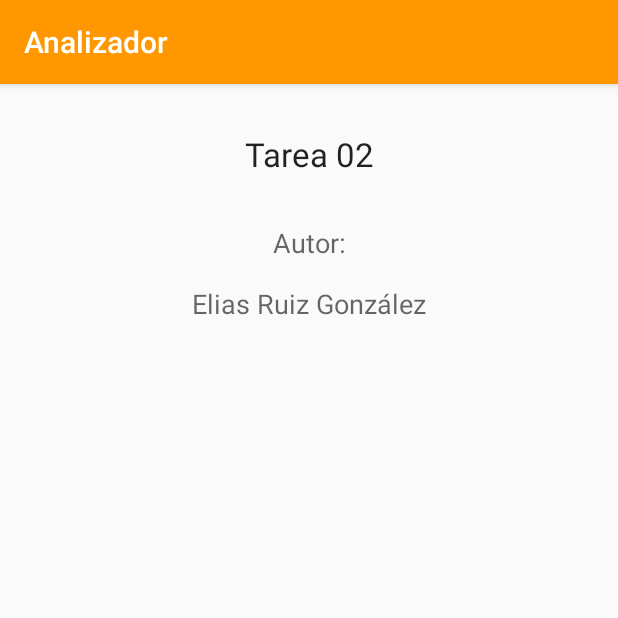
After one commit to ergio2000/Analizador, an Android app: the AboutActivity screen opened directly, with no data from a screen before it, on a phone screen of 412 x 824 dp, the top half of it. The commit adds this screen. Run offline under Robolectric (Android 15) with nearby library versions, the phone set to English and light mode, and no system bars.

Commit message:
ACTIVITY ACERCA DE

```diff
--- /dev/null
+++ b/app/src/main/java/pe/pucp/analizador/AboutActivity.java
@@ -0,0 +1,14 @@
+package pe.pucp.analizador;
+
+import androidx.appcompat.app.AppCompatActivity;
+
+import android.os.Bundle;
+
+public class AboutActivity extends AppCompatActivity {
+
+    @Override
+    protected void onCreate(Bundle savedInstanceState) {
+        super.onCreate(savedInstanceState);
+        setContentView(R.layout.activity_about);
+    }
+}
--- /dev/null
+++ b/app/src/main/res/layout/activity_about.xml
@@ -0,0 +1,53 @@
+<?xml version="1.0" encoding="utf-8"?>
+<androidx.constraintlayout.widget.ConstraintLayout xmlns:android="http://schemas.android.com/apk/res/android"
+    xmlns:app="http://schemas.android.com/apk/res-auto"
+    xmlns:tools="http://schemas.android.com/tools"
+    android:layout_width="match_parent"
+    android:layout_height="match_parent"
+    tools:context=".AboutActivity">
+
+    <androidx.cardview.widget.CardView
+        android:id="@+id/cardView"
+        android:layout_width="409dp"
+        android:layout_height="wrap_content"
+        app:layout_constraintBottom_toBottomOf="parent"
+        app:layout_constraintEnd_toEndOf="parent"
+        app:layout_constraintStart_toStartOf="parent"
+        app:layout_constraintTop_toTopOf="parent">
+
+
+    </androidx.cardview.widget.CardView>
+
+    <TextView
+        android:id="@+id/txtAboTit"
+        android:layout_width="wrap_content"
+        android:layout_height="wrap_content"
+        android:layout_marginTop="32dp"
+        android:text="Tarea 02"
+        android:textAppearance="@style/TextAppearance.AppCompat.Large"
+        app:layout_constraintEnd_toEndOf="parent"
+        app:layout_constraintStart_toStartOf="parent"
+        app:layout_constraintTop_toTopOf="parent" />
+
+    <TextView
+        android:id="@+id/txtAboCap"
+        android:layout_width="wrap_content"
+        android:layout_height="wrap_content"
+        android:layout_marginTop="32dp"
+        android:text="Autor:"
+        android:textAppearance="@style/TextAppearance.AppCompat.Medium"
+        app:layout_constraintEnd_toEndOf="parent"
+        app:layout_constraintStart_toStartOf="parent"
+        app:layout_constraintTop_toBottomOf="@+id/txtAboTit" />
+
+    <TextView
+        android:id="@+id/txtAboNom"
+        android:layout_width="wrap_content"
+        android:layout_height="wrap_content"
+        android:layout_marginTop="16dp"
+        android:text="Elias Ruiz González"
+        android:textAppearance="@style/TextAppearance.AppCompat.Medium"
+        app:layout_constraintEnd_toEndOf="parent"
+        app:layout_constraintStart_toStartOf="parent"
+        app:layout_constraintTop_toBottomOf="@+id/txtAboCap" />
+</androidx.constraintlayout.widget.ConstraintLayout>
--- a/app/src/main/res/menu/mnuprincipal.xml
+++ b/app/src/main/res/menu/mnuprincipal.xml
@@ -20,4 +20,8 @@
         android:title="Ultimas fotos"
         android:icon="@drawable/ic_action_ultimasfotos"
         app:showAsAction="ifRoom|withText"/>
+    <item
+        android:id="@+id/action_about"
+        android:title="Acerca de"
+        app:showAsAction="never"/>
 </menu>
--- a/build.gradle
+++ b/build.gradle
@@ -17,6 +17,7 @@ allprojects {
     repositories {
         google()
         jcenter()
+        maven { url 'https://maven.fabric.io/public' }
     }
 }
 
```
Also changed, not shown: app/build.gradle (+10 -0 lines), app/src/main/AndroidManifest.xml (+4 -5 lines), app/src/main/java/pe/pucp/analizador/LoginActivity.java (added, +75 -0 lines), app/src/main/java/pe/pucp/analizador/MainActivity.java (+40 -0 lines), app/src/main/res/layout/activity_login.xml (added, +9 -0 lines), 2 other files.
